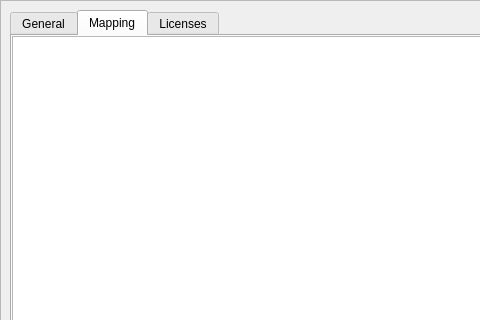
Above: src/gui/src/SoundLibrary/DrumkitPropertiesDialog_UI.ui from hydrogen-music/hydrogen before the change; both pictures show x 0 to 480 and y 0 to 320 of the 757 by 925 pixel window. Below: the same form after it.
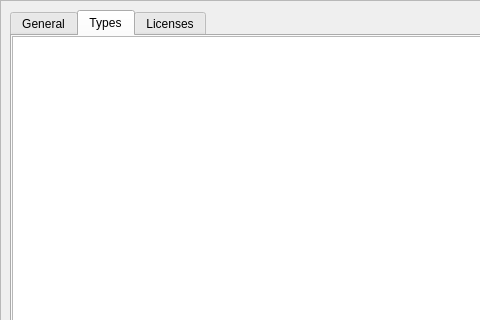
That is the form after the change. The open tabs and pages were chosen to show the change. Custom widgets are drawn as their Qt base class.

Commit message:
rework DrumkitMap and instrument type handling
as outlined in "Drumkit-indepedent patterns proposal V2" (#1984) mappings between instruments and instrument types are now 1 : 1. As a result we can just integrate a type property to each instrument and drop the `m_pDrumkitMap` and its fallback in `Drumkit`. The `.h2map` files are now only shipped by us an used in case no type was set for the kit. This eases type handling a lot

The edit to the form file:
```diff
--- a/src/gui/src/SoundLibrary/DrumkitPropertiesDialog_UI.ui
+++ b/src/gui/src/SoundLibrary/DrumkitPropertiesDialog_UI.ui
@@ -393,7 +393,7 @@
        </sizepolicy>
       </property>
       <attribute name="title">
-       <string>Mapping</string>
+       <string>Types</string>
       </attribute>
       <layout class="QVBoxLayout" name="tabMappingLayout">
        <property name="spacing">
```
Left out of the diff: 10 changed lines with no effect on the pictures. The commit also changes 33 other files.
